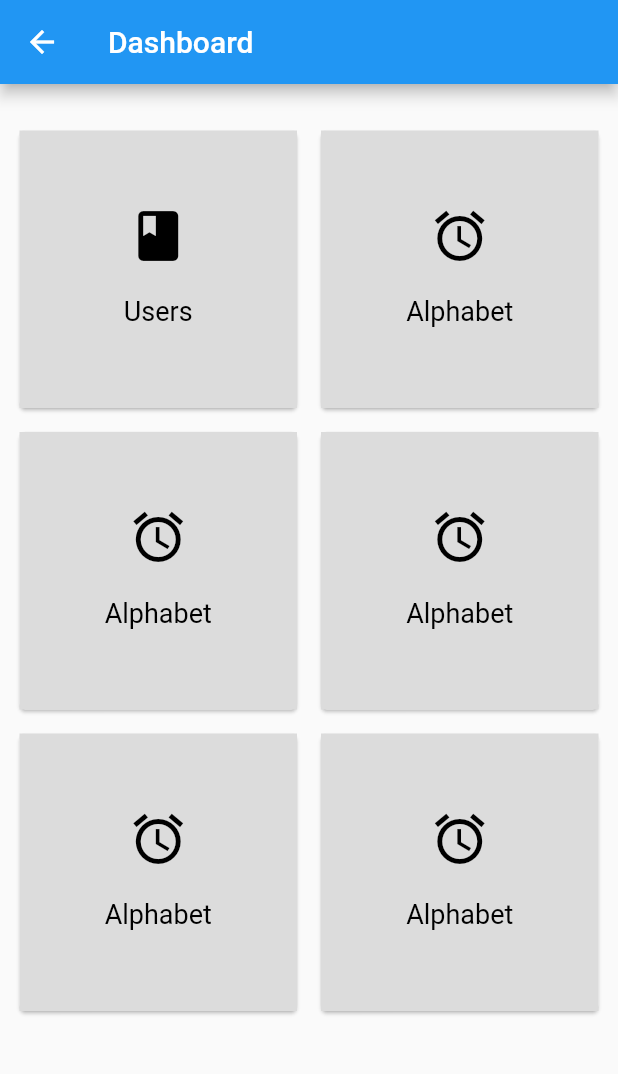
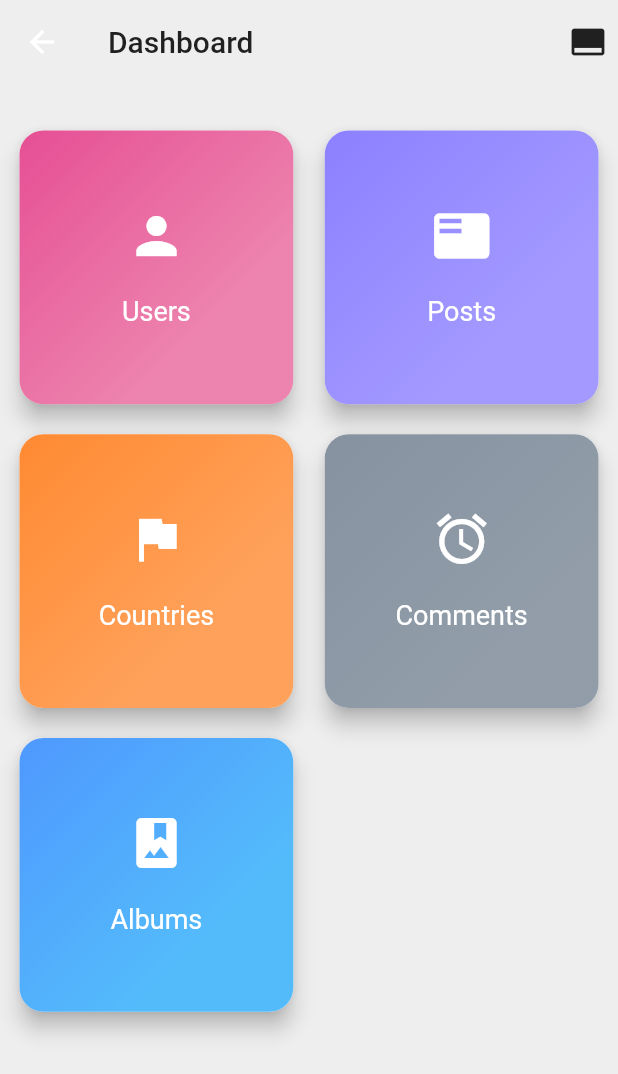
Before and after one commit to harshbhavsar011/StandardAppStructureFlutter, a Flutter app: the Dashboard screen opened directly, on a phone screen of 412 x 824 dp. Shown: the top 1074 px of the screen. Run offline on Flutter 3.47's test engine with Material 2 defaults, Android fonts, the phone set to English and light mode, and no system bars; our stand-ins replace connectivity, firebase_auth, google_sign_in, rxdart, shared_preferences; accounts and stored records are empty.

Commit message:
Dashboard page + User list page implementation

```diff
--- a/lib/main.dart
+++ b/lib/main.dart
@@ -19,7 +19,7 @@ class MyApp extends StatelessWidget {
       ),
       initialRoute: '/',
       routes: {
-        '/': (context) => LoginPage(),
+        '/': (context) => Dashboard(),
         '/signup': (context) => PageSignUp(),
       },
     );
--- a/lib/ui/page_dash.dart
+++ b/lib/ui/page_dash.dart
@@ -1,4 +1,5 @@
 import 'package:flutter/material.dart';
+import 'package:standardappstructure/ui/page_listing.dart';
 
 class Dashboard extends StatefulWidget {
   @override
@@ -10,37 +11,97 @@ class _DashboardState extends State<Dashboard> {
   Widget build(BuildContext context) {
     return Scaffold(
       appBar: AppBar(
-        title: Text("Dashboard"),
-        backgroundColor: Colors.blue,
+        title: Text(
+          "Dashboard",
+          style: TextStyle(color: Colors.black87),
+        ),
+        elevation: 0.0,
+        backgroundColor: Colors.grey.shade200,
+        actions: <Widget>[
+          Padding(
+            padding: const EdgeInsets.only(right: 8.0),
+            child: Icon(
+              Icons.call_to_action,
+              color: Colors.black87,
+            ),
+          )
+        ],
       ),
       body: Container(
         padding: EdgeInsets.symmetric(vertical: 20.0, horizontal: 2.0),
         child: GridView.count(
-          shrinkWrap: true,
+          shrinkWrap: false,
           crossAxisCount: 2,
-          padding: EdgeInsets.all(3.0),
+          crossAxisSpacing: 1.0,
+          padding: EdgeInsets.all(1.0),
           children: <Widget>[
-            makeDashboardItem("Users", Icons.book),
-            makeDashboardItem("Alphabet", Icons.alarm),
-            makeDashboardItem("Alphabet", Icons.alarm),
-            makeDashboardItem("Alphabet", Icons.alarm),
-            makeDashboardItem("Alphabet", Icons.alarm),
-            makeDashboardItem("Alphabet", Icons.alarm)
+            makeDashboardItem(
+                "Users",
+                Icons.person,
+                gradientBankCard(Color.fromRGBO(230, 79, 149, 1.0),
+                    Color.fromRGBO(229, 79, 140, 0.7)),(){
+              Navigator.push(
+                context,
+                MaterialPageRoute(builder: (context) => ListPage()),
+              );
+            }),
+            makeDashboardItem(
+                "Posts",
+                Icons.featured_play_list,
+                gradientBankCard(Color.fromRGBO(140, 128, 255, 1.0),
+                    Color.fromRGBO(140, 128, 255, 0.8)),(){
+
+            }),
+            makeDashboardItem(
+                "Countries",
+                Icons.flag,
+                gradientBankCard(Color.fromRGBO(255, 138, 50, 1.0),
+                    Color.fromRGBO(255, 138, 50, 0.8)),(){
+
+            }),
+            makeDashboardItem(
+                "Comments",
+                Icons.alarm,
+                gradientBankCard(Color.fromRGBO(134, 146, 160, 1.0),
+                    Color.fromRGBO(134, 146, 160, 0.9)),(){
+
+            }),
+            makeDashboardItem(
+                "Albums",
+                Icons.photo_album,
+                gradientBankCard(Color.fromRGBO(78, 152, 254, 1.0),
+                    Color.fromRGBO(84, 187, 251, 1.0)),(){
+
+            }),
+            // makeDashboardItem("Posts", Icons.featured_play_list,gradientBankCard(Color.fromRGBO(44, 178, 155,1.0),  Color.fromRGBO(44, 178, 155,0.7))),
           ],
         ),
       ),
+      backgroundColor: Colors.grey.shade200,
     );
   }
 
+  LinearGradient gradientBankCard(Color startColor, Color endColor) {
+    return LinearGradient(
+        begin: Alignment.topLeft,
+        end: Alignment.bottomRight,
+        colors: [startColor, endColor],
+        stops: [0.0, 0.7]);
+  }
 
-  Card makeDashboardItem(String title, IconData icon) {
+  Card makeDashboardItem(
+      String title, IconData icon, LinearGradient linearGradient,VoidCallback onTap) {
     return Card(
-        elevation: 1.0,
-        margin: new EdgeInsets.all(8.0),
+        elevation: 6.0,
+        margin: new EdgeInsets.all(10.0),
+        shape:
+            RoundedRectangleBorder(borderRadius: BorderRadius.circular(16.0)),
         child: Container(
-          decoration: BoxDecoration(color: Color.fromRGBO(220, 220, 220, 1.0)),
+          decoration: BoxDecoration(
+              gradient: linearGradient,
+              borderRadius: BorderRadius.circular(16.0)),
           child: new InkWell(
-            onTap: () {},
+            onTap: onTap,
             child: Column(
               crossAxisAlignment: CrossAxisAlignment.stretch,
               mainAxisSize: MainAxisSize.min,
@@ -49,15 +110,15 @@ class _DashboardState extends State<Dashboard> {
                 SizedBox(height: 50.0),
                 Center(
                     child: Icon(
-                      icon,
-                      size: 40.0,
-                      color: Colors.black,
-                    )),
+                  icon,
+                  size: 40.0,
+                  color: Colors.white,
+                )),
                 SizedBox(height: 20.0),
                 new Center(
                   child: new Text(title,
                       style:
-                      new TextStyle(fontSize: 18.0, color: Colors.black)),
+                          new TextStyle(fontSize: 18.0, color: Colors.white)),
                 )
               ],
             ),
--- a/lib/utils/constants.dart
+++ b/lib/utils/constants.dart
@@ -10,8 +10,11 @@ class Constants{
   static const Color clr_light_grey = const Color(0xAAD3D3D3);
 
   //Webservices list
-  static const String BASE_URL = "https://reqres.in/";
+  static const String BASE_URL = "https://jsonplaceholder.typicode.com/";
   static const String USERS = "users";
+  static const String PHOTOS = "photos";
+  static const String POSTS = "posts";
+  static const String COMMENTS = "comments";
 
   //Validations REGEX
   static final String PATTERN_EMAIL = "^([0-9a-zA-Z]([-.+\\w]*[0-9a-zA-Z])*@([0-9a-zA-Z][-\\w]*[0-9a-zA-Z]\\.)+[a-zA-Z]{2,9})\$";
```
Also changed, not shown: lib/service/webservices.dart (+36 -3 lines), lib/ui/page_listing.dart (+37 -22 lines), 1 other file.
